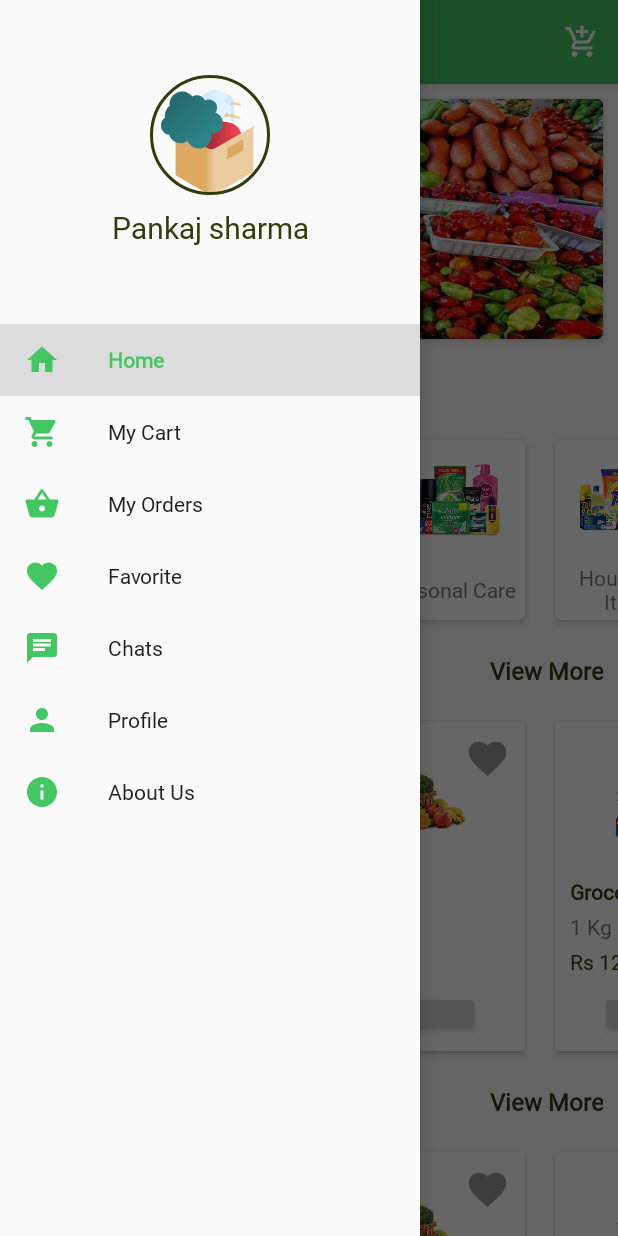
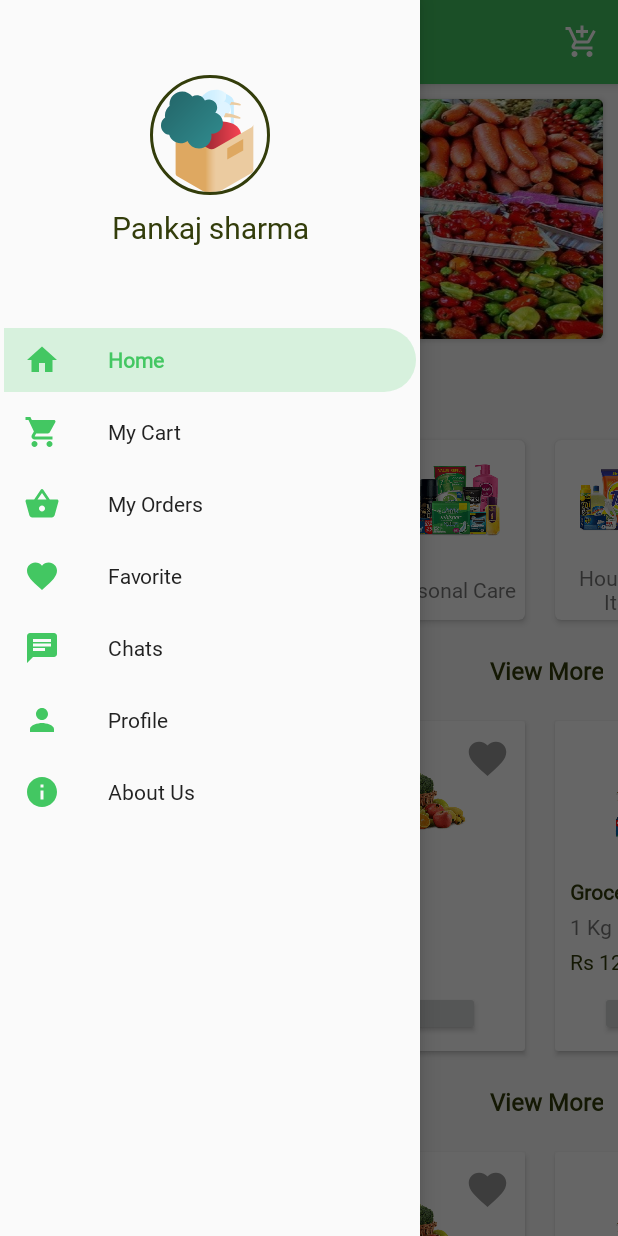
Before and after one commit to ETS-Android2/Grocery-Shop-UI, an Android app: the HomeActivity screen opened directly, with no data from a screen before it, with the side drawer open, on a phone screen of 412 x 824 dp. Run offline under Robolectric (Android 15) with nearby library versions, the phone set to English and light mode, and no system bars; our stand-ins replace ButterKnife, navigation-ui; libraries missing offline, so code that uses them is left out: com.cepheuen.elegantnumberbutton, com.rbrooks.indefinitepagerindicator; plain views replace CircularImageView, ElegantNumberButton; 2 statements that could not run were skipped.

Commit message:
remove bugs and add UI

```diff
--- a/app/build.gradle
+++ b/app/build.gradle
@@ -31,7 +31,7 @@ dependencies {
     implementation fileTree(dir: "libs", include: ["*.jar"])
     implementation 'androidx.appcompat:appcompat:1.1.0'
     implementation 'androidx.constraintlayout:constraintlayout:1.1.3'
-    implementation 'com.google.android.material:material:1.2.0-beta01'
+    implementation 'com.google.android.material:material:1.1.0'
     implementation 'androidx.legacy:legacy-support-v4:1.0.0'
     implementation 'androidx.navigation:navigation-fragment:2.2.2'
     implementation 'androidx.navigation:navigation-ui:2.2.2'
@@ -48,4 +48,6 @@ dependencies {
     implementation 'com.ryanjeffreybrooks:indefinitepagerindicator:1.0.10'
     implementation 'com.cepheuen.elegant-number-button:lib:1.0.2'
 
+    implementation 'com.github.DavidProdinger:weekdays-selector:1.1.1'
+
 }
--- /dev/null
+++ b/app/src/main/res/drawable/drawer_selected_item.xml
@@ -0,0 +1,5 @@
+<selector xmlns:android="http://schemas.android.com/apk/res/android">
+    <item android:state_checked="true"
+        android:drawable="@drawable/item_half_rounded" />
+    <item android:drawable="@android:color/transparent"/>
+</selector>
--- /dev/null
+++ b/app/src/main/res/drawable/item_half_rounded.xml
@@ -0,0 +1,10 @@
+<?xml version="1.0" encoding="utf-8"?>
+<shape android:shape="rectangle"
+    xmlns:android="http://schemas.android.com/apk/res/android">
+
+    <solid android:color="#3043C762"/>
+    <stroke android:width="5dp"
+        android:color="@android:color/transparent"/>
+    <corners android:bottomRightRadius="50dp"
+        android:topRightRadius="50dp"/>
+</shape>
--- a/app/src/main/res/layout/activity_home.xml
+++ b/app/src/main/res/layout/activity_home.xml
@@ -19,6 +19,7 @@
         android:layout_height="match_parent"
         android:layout_gravity="start"
         android:fitsSystemWindows="true"
+        app:itemBackground="@drawable/drawer_selected_item"
         app:headerLayout="@layout/nav_header_main"
         app:menu="@menu/activity_main_drawer" />
 </androidx.drawerlayout.widget.DrawerLayout>
--- a/app/src/main/res/layout/address_layout.xml
+++ b/app/src/main/res/layout/address_layout.xml
@@ -33,7 +33,7 @@
                 android:layout_height="wrap_content"
                 android:padding="10dp"
                 android:text="C-123, Golgappa gali, near atma nager new delhi, Delhi India 110070"
-                android:textSize="18sp" />
+                android:textSize="16sp" />
 
             <LinearLayout
                 android:layout_width="match_parent"
```
Also changed, not shown: app/src/main/java/sharma/pankaj/grocerystore/ui/mycart/OrderReviewFragment.java (+28 -3 lines), app/src/main/res/drawable/nav_item_selector.xml (added, +7 -0 lines), app/src/main/res/layout/fragment_order_review.xml (+54 -7 lines).
